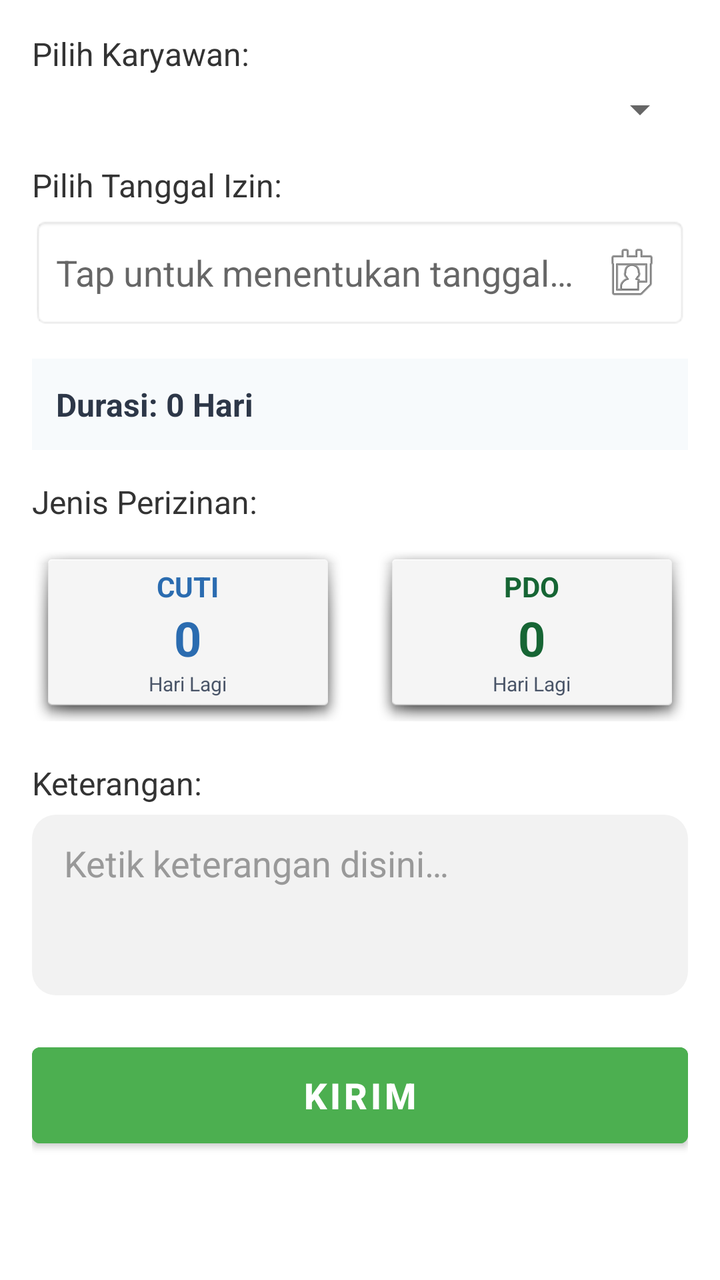
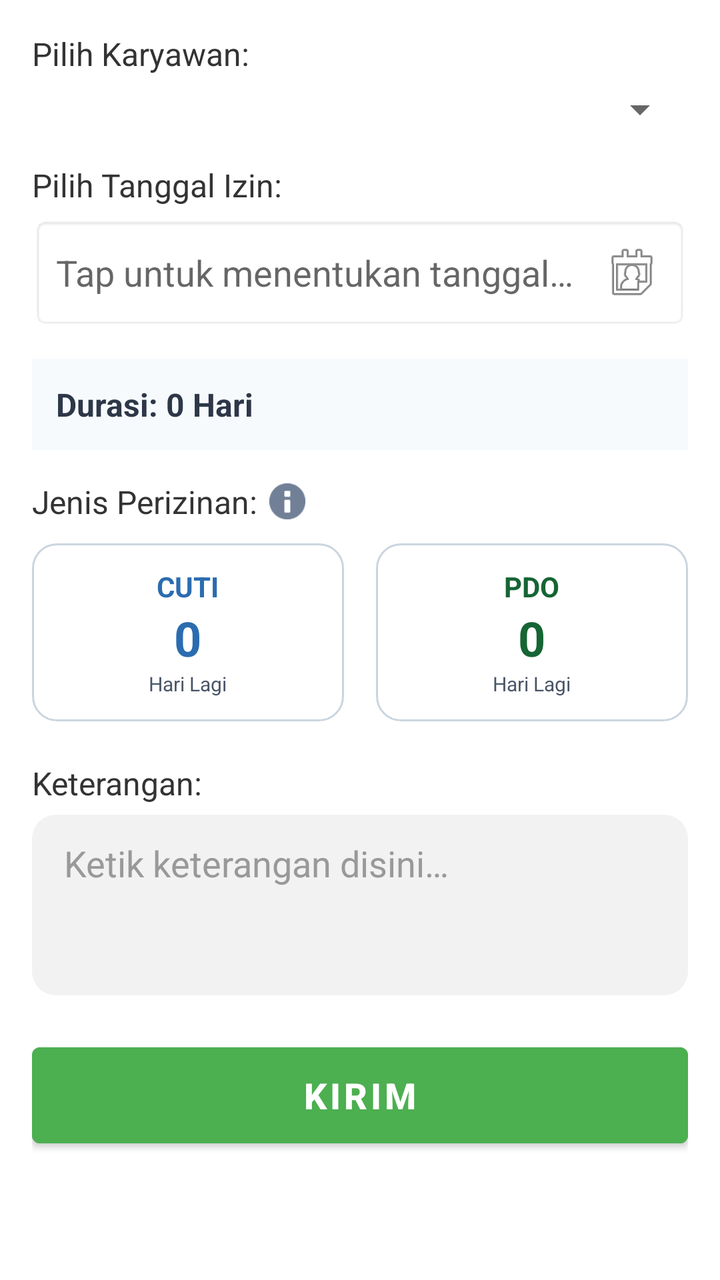

Two renders of the same Android screen: before a commit and after it. Below are the layout's source before the change and the commit's diff.
<!-- AndroidManifest.xml: application theme Theme.CutiPDO2026 -->
<!-- res/layout/activity_spv_request.xml -->
<?xml version="1.0" encoding="utf-8"?>
<ScrollView xmlns:android="http://schemas.android.com/apk/res/android"
    android:layout_width="match_parent"
    android:layout_height="match_parent"
    android:padding="16dp"
    android:fillViewport="true">

    <LinearLayout
        android:layout_width="match_parent"
        android:layout_height="wrap_content"
        android:orientation="vertical">

        <TextView
            android:layout_width="wrap_content"
            android:layout_height="wrap_content"
            android:text="@string/label_select_employee"
            android:textSize="16sp"
            android:textColor="#333333"/>

        <Spinner
            android:id="@+id/spEmployeeNameSpv"
            android:layout_width="match_parent"
            android:layout_height="wrap_content"
            android:layout_marginTop="5dp"
            android:layout_marginBottom="15dp"/>

        <TextView
            android:layout_width="wrap_content"
            android:layout_height="wrap_content"
            android:text="@string/label_select_leave_dates"
            android:textSize="16sp"
            android:textColor="#333333"/>

        <EditText
            android:id="@+id/etSelectedDatesSpv"
            android:layout_width="match_parent"
            android:layout_height="wrap_content"
            android:layout_marginTop="5dp"
            android:layout_marginBottom="15dp"
            android:focusable="true"
            android:focusableInTouchMode="false"
            android:clickable="true"
            android:hint="@string/hint_select_date_range"
            android:autofillHints="none"
            android:inputType="none"
            android:drawableEnd="@android:drawable/ic_menu_my_calendar"
            android:padding="12dp"
            android:background="@android:drawable/editbox_background_normal"/>

        <TextView
            android:id="@+id/tvTotalDaysDisplaySpv"
            android:layout_width="match_parent"
            android:layout_height="wrap_content"
            android:padding="12dp"
            android:text="@string/duration_zero"
            android:textSize="16sp"
            android:textStyle="bold"
            android:textColor="#2D3748"
            android:background="#F7FAFC"
            android:layout_marginBottom="15dp"/>

        <TextView
            android:layout_width="wrap_content"
            android:layout_height="wrap_content"
            android:text="@string/label_leave_type"
            android:textSize="16sp"
            android:textColor="#333333"
            android:layout_marginBottom="10dp"/>

        <LinearLayout
            android:layout_width="match_parent"
            android:layout_height="wrap_content"
            android:orientation="horizontal"
            android:weightSum="2"
            android:layout_marginBottom="20dp">

            <LinearLayout
                android:id="@+id/btnTypeCuti"
                android:layout_width="0dp"
                android:layout_height="wrap_content"
                android:layout_weight="1"
                android:layout_marginEnd="8dp"
                android:background="@android:drawable/dialog_holo_light_frame"
                android:gravity="center"
                android:orientation="vertical"
                android:padding="12dp"
                android:clickable="true"
                android:focusable="true">

                <TextView
                    android:layout_width="wrap_content"
                    android:layout_height="wrap_content"
                    android:text="@string/cuti"
                    android:textColor="#2B6CB0"
                    android:textSize="14sp"
                    android:textStyle="bold" />

                <TextView
                    android:id="@+id/tvCutiBalanceSpv"
                    android:layout_width="wrap_content"
                    android:layout_height="wrap_content"
                    android:text="0"
                    android:textColor="#2B6CB0"
                    android:textSize="24sp"
                    android:textStyle="bold" />

                <TextView
                    android:layout_width="wrap_content"
                    android:layout_height="wrap_content"
                    android:text="@string/days_left"
                    android:textColor="#4A5568"
                    android:textSize="10sp" />
            </LinearLayout>

            <LinearLayout
                android:id="@+id/btnTypePdo"
                android:layout_width="0dp"
                android:layout_height="wrap_content"
                android:layout_weight="1"
                android:layout_marginStart="8dp"
                android:background="@android:drawable/dialog_holo_light_frame"
                android:gravity="center"
                android:orientation="vertical"
                android:padding="12dp"
                android:clickable="true"
                android:focusable="true">

                <TextView
                    android:layout_width="wrap_content"
                    android:layout_height="wrap_content"
                    android:text="@string/pdo"
                    android:textColor="#166534"
                    android:textSize="14sp"
                    android:textStyle="bold" />

                <TextView
                    android:id="@+id/tvPdoBalanceSpv"
                    android:layout_width="wrap_content"
                    android:layout_height="wrap_content"
                    android:text="0"
                    android:textColor="#166534"
                    android:textSize="24sp"
                    android:textStyle="bold" />

                <TextView
                    android:layout_width="wrap_content"
                    android:layout_height="wrap_content"
                    android:text="@string/days_left"
                    android:textColor="#4A5568"
                    android:textSize="10sp" />
            </LinearLayout>
        </LinearLayout>

        <TextView
            android:layout_width="wrap_content"
            android:layout_height="wrap_content"
            android:text="@string/label_reason_of_leaving"
            android:textSize="16sp"
            android:textColor="#333333"/>

        <EditText
            android:id="@+id/etLeaveDescriptionSpv"
            android:layout_width="match_parent"
            android:layout_height="wrap_content"
            android:layout_marginTop="5dp"
            android:layout_marginBottom="20dp"
            android:background="@drawable/bg_description_input"
            android:gravity="top|start"
            android:hint="@string/hint_enter_reason"
            android:autofillHints="none"
            android:inputType="textMultiLine"
            android:minLines="3"
            android:textColor="#333333"
            android:textColorHint="#999999" />

        <Button
            android:id="@+id/btnSubmitDirect"
            android:layout_width="match_parent"
            android:layout_height="60dp"
            android:text="@string/btn_submit"
            android:backgroundTint="#4CAF50"
            android:textColor="#FFFFFF"
            android:textSize="18sp"
            android:textStyle="bold"
            android:layout_marginBottom="20dp"/>

    </LinearLayout>
</ScrollView>
<!-- resources referenced by this layout -->
<resources>
  <!-- drawable bg_description_input (drawable) -->
  <?xml version="1.0" encoding="utf-8"?>
  <shape xmlns:android="http://schemas.android.com/apk/res/android">
      <solid android:color="#F2F2F2" />
      <corners android:radius="12dp" />
      <padding
          android:bottom="12dp"
          android:left="16dp"
          android:right="16dp"
          android:top="12dp" />
  </shape>
  <string name="btn_submit">KIRIM</string>
  <string name="cuti">CUTI</string>
  <string name="days_left">Hari Lagi</string>
  <string name="duration_zero">Durasi: 0 Hari</string>
  <string name="hint_enter_reason">Ketik keterangan disini…</string>
  <string name="hint_select_date_range">Tap untuk menentukan tanggal…</string>
  <string name="label_leave_type">Jenis Perizinan:</string>
  <string name="label_reason_of_leaving">Keterangan:</string>
  <string name="label_select_employee">Pilih Karyawan:</string>
  <string name="label_select_leave_dates">Pilih Tanggal Izin:</string>
  <string name="pdo">PDO</string>
  <style name="Theme.CutiPDO2026" parent="Base.Theme.CutiPDO2026" />
  <style name="Base.Theme.CutiPDO2026" parent="Theme.MaterialComponents.Light.NoActionBar">
          
          
      </style>
</resources>

<!-- the commit's change to res/layout/activity_spv_request.xml (unified diff, before → after) -->
@@ -1,5 +1,6 @@
 <?xml version="1.0" encoding="utf-8"?>
 <ScrollView xmlns:android="http://schemas.android.com/apk/res/android"
+    xmlns:app="http://schemas.android.com/apk/res-auto"
     android:layout_width="match_parent"
     android:layout_height="match_parent"
     android:padding="16dp"
@@ -59,19 +60,39 @@
             android:background="#F7FAFC"
             android:layout_marginBottom="15dp"/>
 
-        <TextView
-            android:layout_width="wrap_content"
-            android:layout_height="wrap_content"
-            android:text="@string/label_leave_type"
-            android:textSize="16sp"
-            android:textColor="#333333"
-            android:layout_marginBottom="10dp"/>
+        <LinearLayout
+            android:layout_width="match_parent"
+            android:layout_height="wrap_content"
+            android:orientation="horizontal"
+            android:gravity="center_vertical"
+            android:layout_marginBottom="10dp">
+
+            <TextView
+                android:layout_width="wrap_content"
+                android:layout_height="wrap_content"
+                android:text="@string/label_leave_type"
+                android:textSize="16sp"
+                android:textColor="#333333"/>
+
+            <ImageView
+                android:id="@+id/ivShowRulesSpv"
+                android:layout_width="18dp"
+                android:layout_height="18dp"
+                android:layout_marginStart="6dp"
+                android:src="@android:drawable/ic_dialog_info"
+                android:contentDescription="Rules Info"
+                android:clickable="true"
+                android:focusable="true"
+                android:background="?attr/selectableItemBackgroundBorderless"
+                app:tint="#718096" />
+        </LinearLayout>
 
         <LinearLayout
             android:layout_width="match_parent"
             android:layout_height="wrap_content"
             android:orientation="horizontal"
             android:weightSum="2"
+            android:baselineAligned="false"
             android:layout_marginBottom="20dp">
 
             <LinearLayout
@@ -80,7 +101,7 @@
                 android:layout_height="wrap_content"
                 android:layout_weight="1"
                 android:layout_marginEnd="8dp"
-                android:background="@android:drawable/dialog_holo_light_frame"
+                android:background="@drawable/bg_leave_type_card"
                 android:gravity="center"
                 android:orientation="vertical"
                 android:padding="12dp"
@@ -118,7 +139,7 @@
                 android:layout_height="wrap_content"
                 android:layout_weight="1"
                 android:layout_marginStart="8dp"
-                android:background="@android:drawable/dialog_holo_light_frame"
+                android:background="@drawable/bg_leave_type_card"
                 android:gravity="center"
                 android:orientation="vertical"
                 android:padding="12dp"
@@ -150,6 +171,30 @@
                     android:textSize="10sp" />
             </LinearLayout>
         </LinearLayout>
+
+        <RadioGroup
+            android:id="@+id/rgCutiCategorySpv"
+            android:layout_width="match_parent"
+            android:layout_height="wrap_content"
+            android:orientation="horizontal"
+            android:gravity="center"
+            android:layout_marginBottom="15dp"
+            android:visibility="gone">
+
+            <RadioButton
+                android:id="@+id/rbKhususSpv"
+                android:layout_width="wrap_content"
+                android:layout_height="wrap_content"
+                android:text="@string/label_khusus"
+                android:layout_marginEnd="10dp"/>
+
+            <RadioButton
+                android:id="@+id/rbBersuratSpv"
+                android:layout_width="wrap_content"
+                android:layout_height="wrap_content"
+                android:layout_marginStart="10dp"
+                android:text="@string/label_bersurat"/>
+        </RadioGroup>
 
         <TextView
             android:layout_width="wrap_content"
<!-- resource entries referenced after the edit -->
@@ -11,12 +11,35 @@
           android:right="16dp"
           android:top="12dp" />
   </shape>
+  <!-- drawable bg_leave_type_card (drawable) -->
+  <?xml version="1.0" encoding="utf-8"?>
+  <selector xmlns:android="http://schemas.android.com/apk/res/android">
+      
+      <item android:state_selected="true">
+          <shape>
+              <solid android:color="#E2E8F0" />
+              <stroke android:width="2dp" android:color="#2D3748" />
+              <corners android:radius="12dp" />
+          </shape>
+      </item>
+  
+      
+      <item>
+          <shape>
+              <solid android:color="#FFFFFF" />
+              <stroke android:width="1dp" android:color="#CBD5E0" />
+              <corners android:radius="12dp" />
+          </shape>
+      </item>
+  </selector>
   <string name="btn_submit">KIRIM</string>
   <string name="cuti">CUTI</string>
   <string name="days_left">Hari Lagi</string>
   <string name="duration_zero">Durasi: 0 Hari</string>
   <string name="hint_enter_reason">Ketik keterangan disini…</string>
   <string name="hint_select_date_range">Tap untuk menentukan tanggal…</string>
+  <string name="label_bersurat">Bersurat</string>
+  <string name="label_khusus">Khusus</string>
   <string name="label_leave_type">Jenis Perizinan:</string>
   <string name="label_reason_of_leaving">Keterangan:</string>
   <string name="label_select_employee">Pilih Karyawan:</string>
